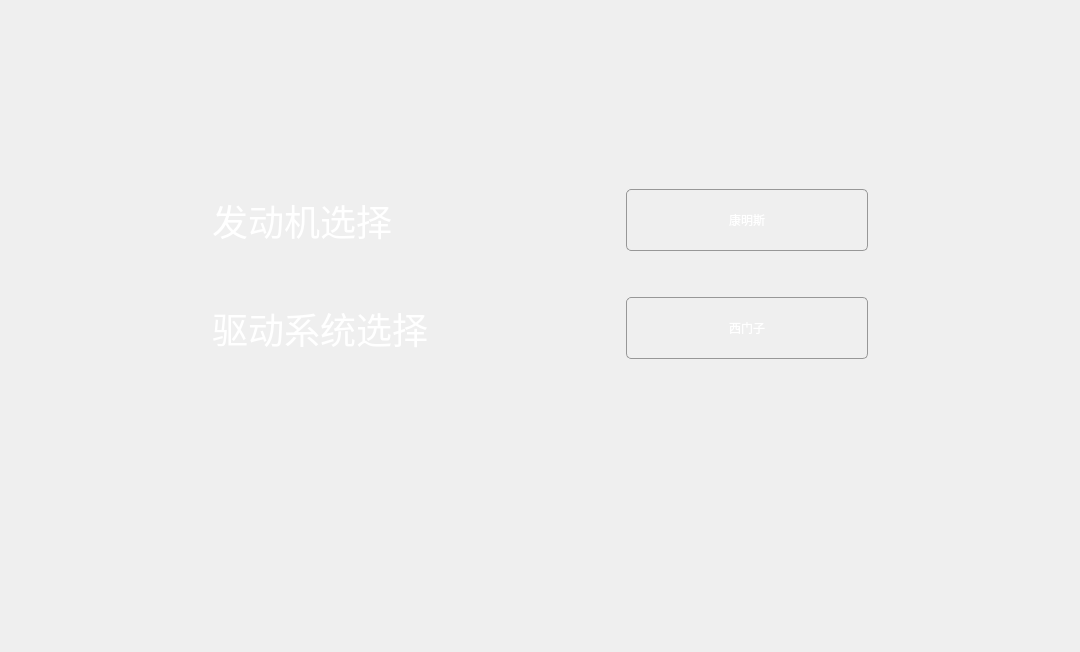
gwd492552396/Gwd, file 7in_pm/choosecartype.ui: the form before one commit.
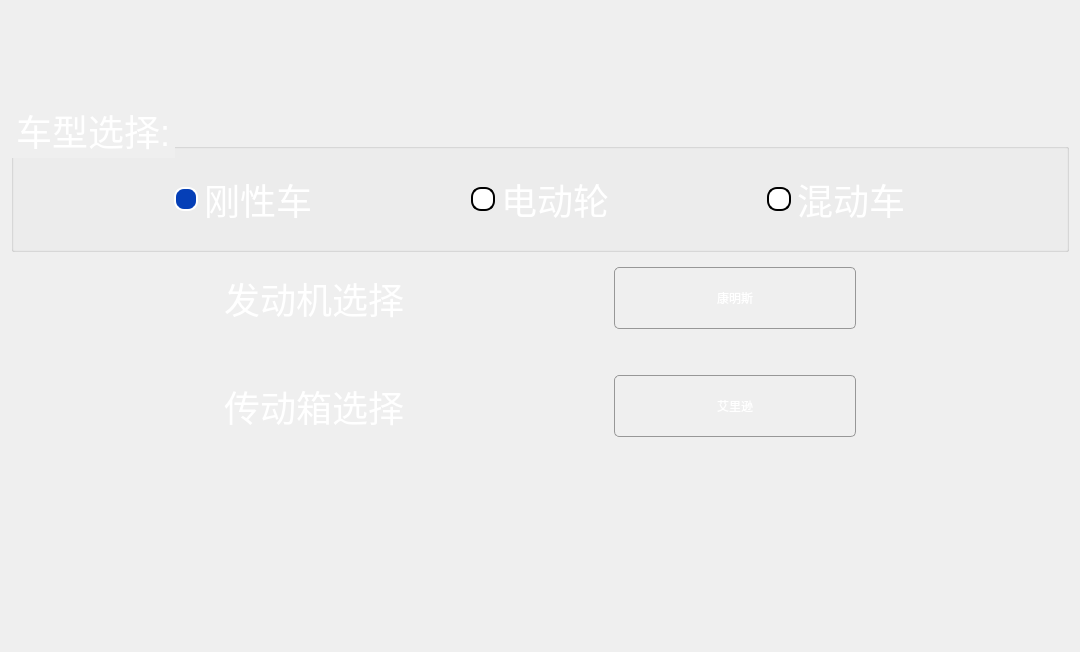
The form after the commit. Icons and pictures are not drawn.

```diff
--- a/7in_pm/choosecartype.ui
+++ b/7in_pm/choosecartype.ui
@@ -39,6 +39,163 @@
      </property>
     </spacer>
    </item>
+   <item>
+    <widget class="QGroupBox" name="groupBox">
+     <property name="minimumSize">
+      <size>
+       <width>0</width>
+       <height>150</height>
+      </size>
+     </property>
+     <property name="styleSheet">
+      <string notr="true">font: 36px &quot;Microsoft JhengHei UI&quot;;
+color:rgb(255,255,255);
+font-size: 36px;
+background:transparent;</string>
+     </property>
+     <property name="title">
+      <string>车型选择:</string>
+     </property>
+     <layout class="QHBoxLayout" name="horizontalLayout_2">
+      <item>
+       <spacer name="horizontalSpacer_7">
+        <property name="orientation">
+         <enum>Qt::Horizontal</enum>
+        </property>
+        <property name="sizeHint" stdset="0">
+         <size>
+          <width>40</width>
+          <height>20</height>
+         </size>
+        </property>
+       </spacer>
+      </item>
+      <item>
+       <widget class="QRadioButton" name="radioButton">
+        <property name="styleSheet">
+         <string notr="true">
+QRadioButton::indicator {
+    width:                  20px;
+    height:                 20px;
+    border-radius:          10px;
+}
+ 
+QRadioButton::indicator:unchecked {
+    background-color:       white;
+    border:                 2px solid black;
+}
+ 
+QRadioButton::indicator:checked {
+    background-color:       rgb(5, 63, 183);
+    border:                 2px solid white;
+}</string>
+        </property>
+        <property name="text">
+         <string>刚性车</string>
+        </property>
+        <property name="checked">
+         <bool>true</bool>
+        </property>
+       </widget>
+      </item>
+      <item>
+       <spacer name="horizontalSpacer_9">
+        <property name="orientation">
+         <enum>Qt::Horizontal</enum>
+        </property>
+        <property name="sizeHint" stdset="0">
+         <size>
+          <width>40</width>
+          <height>20</height>
+         </size>
+        </property>
+       </spacer>
+      </item>
+      <item>
+       <widget class="QRadioButton" name="radioButton_2">
+        <property name="styleSheet">
+         <string notr="true">
+QRadioButton::indicator {
+    width:                  20px;
+    height:                 20px;
+    border-radius:          10px;
+}
+ 
+QRadioButton::indicator:unchecked {
+    background-color:       white;
+    border:                 2px solid black;
+}
+ 
+QRadioButton::indicator:checked {
+    background-color:       rgb(5, 63, 183);
+    border:                 2px solid white;
+}</string>
+        </property>
+        <property name="text">
+         <string>电动轮</string>
+        </property>
+        <property name="checkable">
+         <bool>false</bool>
+        </property>
+       </widget>
+      </item>
+      <item>
+       <spacer name="horizontalSpacer_10">
+        <property name="orientation">
+         <enum>Qt::Horizontal</enum>
+        </property>
+        <property name="sizeHint" stdset="0">
+         <size>
+          <width>40</width>
+          <height>20</height>
+         </size>
+        </property>
+       </spacer>
+      </item>
+      <item>
+       <widget class="QRadioButton" name="radioButton_3">
+        <property name="styleSheet">
+         <string notr="true">
+QRadioButton::indicator {
+    width:                  20px;
+    height:                 20px;
+    border-radius:          10px;
+}
+ 
+QRadioButton::indicator:unchecked {
+    background-color:       white;
+    border:                 2px solid black;
+}
+ 
+QRadioButton::indicator:checked {
+    background-color:       rgb(5, 63, 183);
+    border:                 2px solid white;
+}</string>
+        </property>
+        <property name="text">
+         <string>混动车</string>
+        </property>
+        <property name="checkable">
+         <bool>false</bool>
+        </property>
+       </widget>
+      </item>
+      <item>
+       <spacer name="horizontalSpacer_8">
+        <property name="orientation">
+         <enum>Qt::Horizontal</enum>
+        </property>
+        <property name="sizeHint" stdset="0">
+         <size>
+          <width>40</width>
+          <height>20</height>
+         </size>
+        </property>
+       </spacer>
+      </item>
+     </layout>
+    </widget>
+   </item>
    <item>
     <widget class="QWidget" name="widget_2" native="true">
      <property name="sizePolicy">
@@ -92,7 +249,7 @@
 font-size:36px;</string>
         </property>
         <property name="text">
-         <string>驱动系统选择</string>
+         <string>传动箱选择</string>
         </property>
         <property name="alignment">
          <set>Qt::AlignRight|Qt::AlignTrailing|Qt::AlignVCenter</set>
@@ -132,7 +289,7 @@
 }</string>
         </property>
         <property name="text">
-         <string>西门子</string>
+         <string>艾里逊</string>
         </property>
        </widget>
       </item>
```
